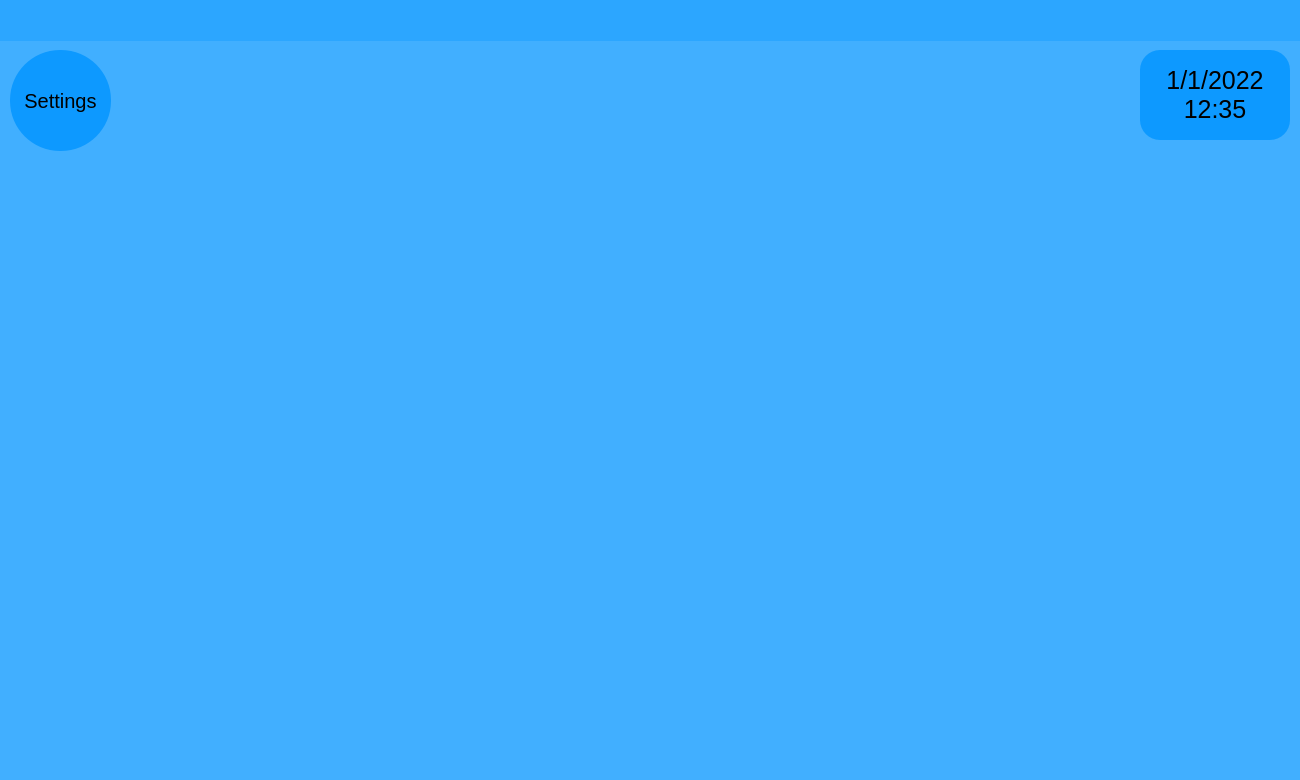
Old version of the form src/UI/UI_Files/main_page.ui in the repository Mandalflik02/Room_Management_Hotels.
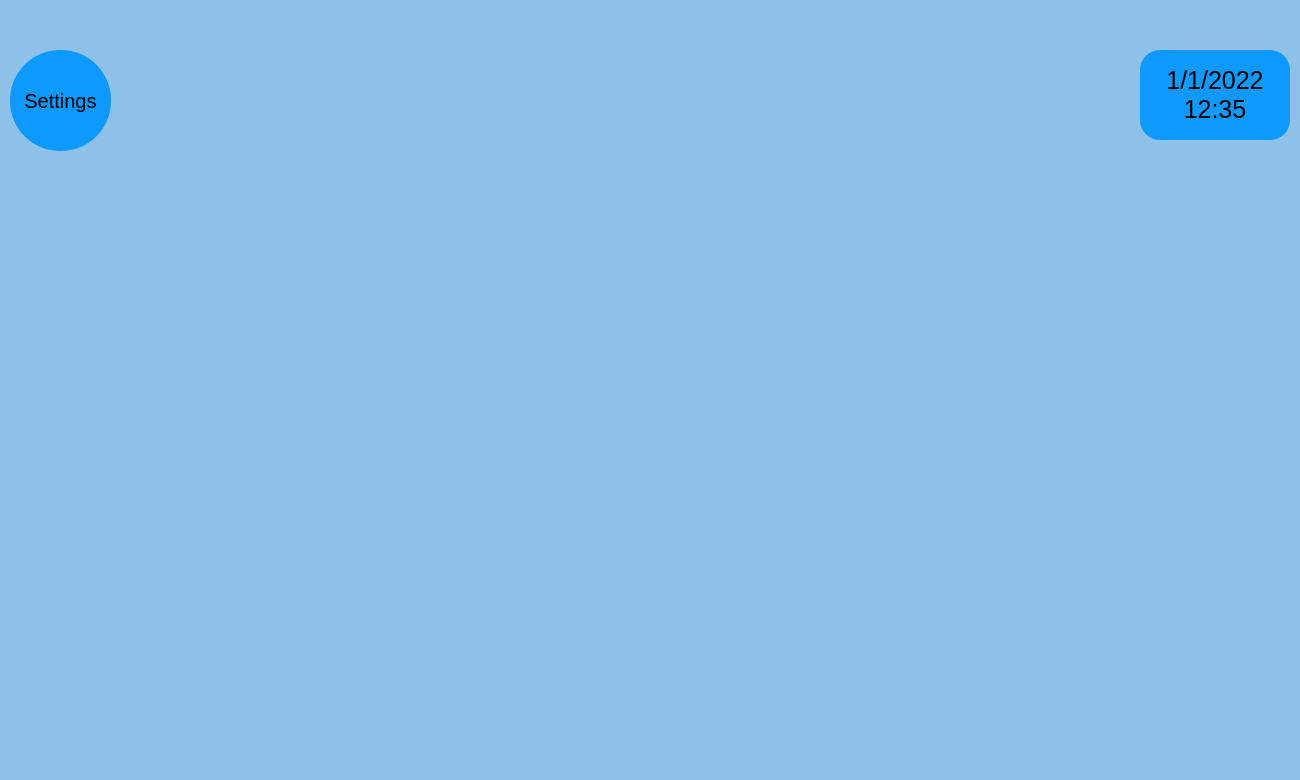
New version of the form.

What changed in the file:
```diff
--- a/src/UI/UI_Files/main_page.ui
+++ b/src/UI/UI_Files/main_page.ui
@@ -17,8 +17,10 @@
    <enum>Qt::LeftToRight</enum>
   </property>
   <property name="styleSheet">
-   <string notr="true">background-color: rgba(13, 153, 255,0.4);
-font: 8pt &quot;Calibri&quot;;</string>
+   <string notr="true">font: 8pt &quot;Calibri&quot;;
+background-color: rgb(141, 193, 231)
+
+</string>
   </property>
   <widget class="QWidget" name="centralwidget">
    <widget class="QLabel" name="time_label">
@@ -103,7 +105,7 @@
      </rect>
     </property>
     <property name="styleSheet">
-     <string notr="true">background-color: transparent;</string>
+     <string notr="true"/>
     </property>
     <property name="currentIndex">
      <number>0</number>
```
